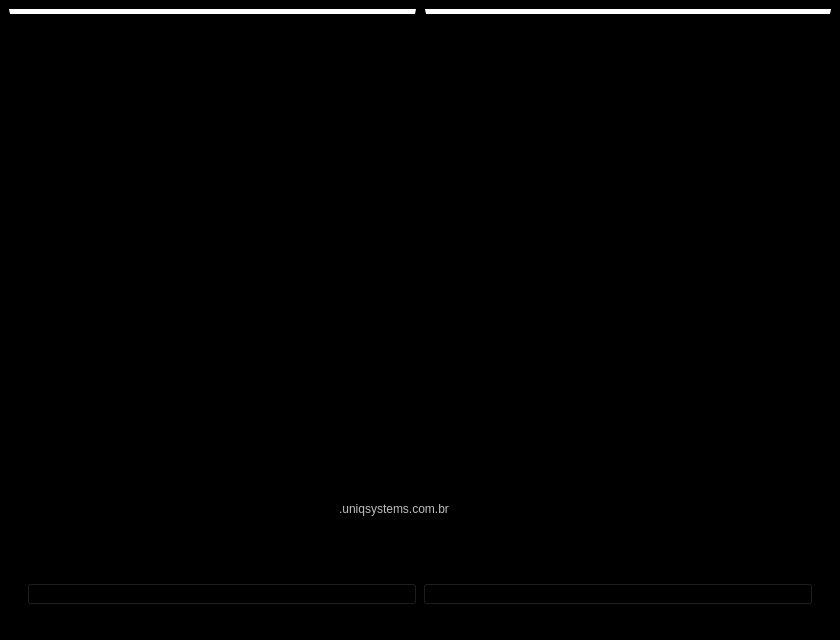
The window that desktop/windows/form_establishment/form_estabelecimento.ui (hnmcano/unique) describes before a commit, drawn with Qt 5.
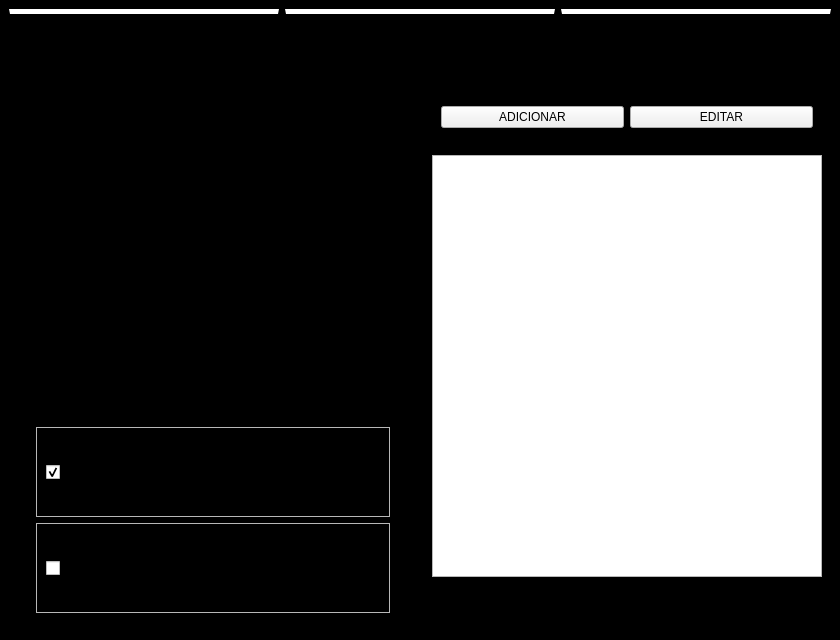
The same window after the commit. The open tabs and pages were chosen to show the change.

Commit message: Atualização tabela de horarios e redirecionamento whatsapp

Patch:
```diff
--- a/desktop/windows/form_establishment/form_estabelecimento.ui
+++ b/desktop/windows/form_establishment/form_estabelecimento.ui
@@ -26,7 +26,21 @@
    <string>MainWindow</string>
   </property>
   <property name="styleSheet">
-   <string notr="true">background-color: black;</string>
+   <string notr="true">#centralwidget{
+	background-color: black;
+}
+
+#centralwidget #page{
+	background-color: black;
+}
+
+#centralwidget #page_3{
+	background-color: black;
+}
+
+#centralwidget #page_2{
+	background-color: black;
+}</string>
   </property>
   <widget class="QWidget" name="centralwidget">
    <layout class="QVBoxLayout" name="verticalLayout">
@@ -73,21 +87,6 @@
 }</string>
       </property>
       <layout class="QHBoxLayout" name="horizontalLayout_9">
-       <property name="spacing">
-        <number>9</number>
-       </property>
-       <property name="leftMargin">
-        <number>9</number>
-       </property>
-       <property name="topMargin">
-        <number>9</number>
-       </property>
-       <property name="rightMargin">
-        <number>9</number>
-       </property>
-       <property name="bottomMargin">
-        <number>9</number>
-       </property>
        <item>
         <widget class="QPushButton" name="btn_informacoes">
          <property name="sizePolicy">
@@ -114,6 +113,19 @@
          </property>
         </widget>
        </item>
+       <item>
+        <widget class="QPushButton" name="btn_horarios_config">
+         <property name="sizePolicy">
+          <sizepolicy hsizetype="Expanding" vsizetype="Expanding">
+           <horstretch>0</horstretch>
+           <verstretch>0</verstretch>
+          </sizepolicy>
+         </property>
+         <property name="text">
+          <string>HORARIOS E CONFIGURAÇÕES</string>
+         </property>
+        </widget>
+       </item>
       </layout>
      </widget>
     </item>
@@ -133,7 +145,7 @@
               <item>
                <widget class="QFrame" name="frame">
                 <property name="frameShape">
-                 <enum>QFrame::Shape::StyledPanel</enum>
+                 <enum>QFrame::Shape::NoFrame</enum>
                 </property>
                 <property name="frameShadow">
                  <enum>QFrame::Shadow::Raised</enum>
@@ -977,6 +989,325 @@
         </item>
        </layout>
       </widget>
+      <widget class="QWidget" name="page_3">
+       <layout class="QHBoxLayout" name="horizontalLayout_15">
+        <item>
+         <widget class="QWidget" name="widget_25" native="true">
+          <property name="maximumSize">
+           <size>
+            <width>410</width>
+            <height>575</height>
+           </size>
+          </property>
+          <layout class="QHBoxLayout" name="horizontalLayout_16">
+           <item>
+            <widget class="QFrame" name="frame_2">
+             <property name="frameShape">
+              <enum>QFrame::Shape::NoFrame</enum>
+             </property>
+             <property name="frameShadow">
+              <enum>QFrame::Shadow::Raised</enum>
+             </property>
+             <layout class="QVBoxLayout" name="verticalLayout_15">
+              <item>
+               <widget class="QWidget" name="widget_34" native="true"/>
+              </item>
+              <item>
+               <widget class="QWidget" name="widget_33" native="true"/>
+              </item>
+              <item>
+               <widget class="QWidget" name="widget_32" native="true">
+                <property name="minimumSize">
+                 <size>
+                  <width>0</width>
+                  <height>210</height>
+                 </size>
+                </property>
+                <property name="maximumSize">
+                 <size>
+                  <width>16777215</width>
+                  <height>210</height>
+                 </size>
+                </property>
+                <layout class="QVBoxLayout" name="verticalLayout_16">
+                 <property name="topMargin">
+                  <number>0</number>
+                 </property>
+                 <property name="bottomMargin">
+                  <number>0</number>
+                 </property>
+                 <item>
+                  <widget class="QWidget" name="widget_35" native="true">
+                   <property name="maximumSize">
+                    <size>
+                     <width>16777215</width>
+                     <height>35</height>
+                    </size>
+                   </property>
+                   <property name="styleSheet">
+                    <string notr="true"/>
+                   </property>
+                   <layout class="QVBoxLayout" name="verticalLayout_17">
+                    <property name="spacing">
+                     <number>0</number>
+                    </property>
+                    <property name="leftMargin">
+                     <number>0</number>
+                    </property>
+                    <property name="topMargin">
+                     <number>0</number>
+                    </property>
+                    <property name="rightMargin">
+                     <number>0</number>
+                    </property>
+                    <property name="bottomMargin">
+                     <number>0</number>
+                    </property>
+                    <item>
+                     <widget class="QLabel" name="label_10">
+                      <property name="text">
+                       <string>Configurações de Canal - Pedidos</string>
+                      </property>
+                     </widget>
+                    </item>
+                   </layout>
+                  </widget>
+                 </item>
+                 <item>
+                  <widget class="QFrame" name="frame_3">
+                   <property name="sizePolicy">
+                    <sizepolicy hsizetype="Expanding" vsizetype="Fixed">
+                     <horstretch>0</horstretch>
+                     <verstretch>0</verstretch>
+                    </sizepolicy>
+                   </property>
+                   <property name="minimumSize">
+                    <size>
+                     <width>0</width>
+                     <height>90</height>
+                    </size>
+                   </property>
+                   <property name="maximumSize">
+                    <size>
+                     <width>16777215</width>
+                     <height>90</height>
+                    </size>
+                   </property>
+                   <property name="frameShape">
+                    <enum>QFrame::Shape::StyledPanel</enum>
+                   </property>
+                   <property name="frameShadow">
+                    <enum>QFrame::Shadow::Raised</enum>
+                   </property>
+                   <layout class="QHBoxLayout" name="horizontalLayout_19">
+                    <item>
+                     <widget class="QCheckBox" name="unique">
+                      <property name="sizePolicy">
+                       <sizepolicy hsizetype="Fixed" vsizetype="Expanding">
+                        <horstretch>0</horstretch>
+                        <verstretch>0</verstretch>
+                       </sizepolicy>
+                      </property>
+                      <property name="text">
+                       <string/>
+                      </property>
+                      <property name="checked">
+                       <bool>true</bool>
+                      </property>
+                      <property name="tristate">
+                       <bool>false</bool>
+                      </property>
+                     </widget>
+                    </item>
+                    <item>
+                     <widget class="QLabel" name="label_18">
+                      <property name="text">
+                       <string>Ao selecionar está opção os atendimento realizados pelo catalago a online, passam a ser redirecionados para o sistema UNIQUE</string>
+                      </property>
+                      <property name="scaledContents">
+                       <bool>false</bool>
+                      </property>
+                      <property name="wordWrap">
+                       <bool>true</bool>
+                      </property>
+                     </widget>
+                    </item>
+                   </layout>
+                  </widget>
+                 </item>
+                 <item>
+                  <widget class="QFrame" name="frame_4">
+                   <property name="sizePolicy">
+                    <sizepolicy hsizetype="Expanding" vsizetype="Preferred">
+                     <horstretch>0</horstretch>
+                     <verstretch>0</verstretch>
+                    </sizepolicy>
+                   </property>
+                   <property name="minimumSize">
+                    <size>
+                     <width>0</width>
+                     <height>90</height>
+                    </size>
+                   </property>
+                   <property name="maximumSize">
+                    <size>
+                     <width>16777215</width>
+                     <height>90</height>
+                    </size>
+                   </property>
+                   <property name="frameShape">
+                    <enum>QFrame::Shape::StyledPanel</enum>
+                   </property>
+                   <property name="frameShadow">
+                    <enum>QFrame::Shadow::Raised</enum>
+                   </property>
+                   <layout class="QHBoxLayout" name="horizontalLayout_20">
+                    <item>
+                     <widget class="QCheckBox" name="whatsapp">
+                      <property name="sizePolicy">
+                       <sizepolicy hsizetype="Fixed" vsizetype="Expanding">
+                        <horstretch>0</horstretch>
+                        <verstretch>0</verstretch>
+                       </sizepolicy>
+                      </property>
+                      <property name="text">
+                       <string/>
+                      </property>
+                      <property name="tristate">
+                       <bool>false</bool>
+                      </property>
+                     </widget>
+                    </item>
+                    <item>
+                     <widget class="QLabel" name="label_19">
+                      <property name="text">
+                       <string>Ao selecionar está opção os atendimento realizados pelo catalago a online, passam a ser redirecionados para o WhatsApp</string>
+                      </property>
+                      <property name="wordWrap">
+                       <bool>true</bool>
+                      </property>
+                     </widget>
+                    </item>
+                   </layout>
+                  </widget>
+                 </item>
+                </layout>
+               </widget>
+              </item>
+             </layout>
+            </widget>
+           </item>
+          </layout>
+         </widget>
+        </item>
+        <item>
+         <widget class="QWidget" name="widget_26" native="true">
+          <property name="maximumSize">
+           <size>
+            <width>410</width>
+            <height>575</height>
+           </size>
+          </property>
+          <layout class="QVBoxLayout" name="verticalLayout_13">
+           <property name="spacing">
+            <number>0</number>
+           </property>
+           <property name="leftMargin">
+            <number>0</number>
+           </property>
+           <property name="topMargin">
+            <number>0</number>
+           </property>
+           <property name="rightMargin">
+            <number>0</number>
+           </property>
+           <property name="bottomMargin">
+            <number>0</number>
+           </property>
+           <item>
+            <widget class="QWidget" name="widget_27" native="true">
+             <property name="minimumSize">
+              <size>
+               <width>0</width>
+               <height>0</height>
+              </size>
+             </property>
+             <property name="maximumSize">
+              <size>
+               <width>16777215</width>
+               <height>90</height>
+              </size>
+             </property>
+             <layout class="QVBoxLayout" name="verticalLayout_14">
+              <item>
+               <widget class="QWidget" name="widget_30" native="true"/>
+              </item>
+              <item>
+               <widget class="QWidget" name="widget_31" native="true">
+                <layout class="QHBoxLayout" name="horizontalLayout_18">
+                 <item>
+                  <widget class="QPushButton" name="btn_adicionar">
+                   <property name="text">
+                    <string>ADICIONAR</string>
+                   </property>
+                  </widget>
+                 </item>
+                 <item>
+                  <widget class="QPushButton" name="btn_editar">
+                   <property name="text">
+                    <string>EDITAR</string>
+                   </property>
+                  </widget>
+                 </item>
+                </layout>
+               </widget>
+              </item>
+             </layout>
+            </widget>
+           </item>
+           <item>
+            <widget class="QWidget" name="widget_28" native="true">
+             <property name="sizePolicy">
+              <sizepolicy hsizetype="Expanding" vsizetype="Preferred">
+               <horstretch>0</horstretch>
+               <verstretch>0</verstretch>
+              </sizepolicy>
+             </property>
+             <property name="maximumSize">
+              <size>
+               <width>410</width>
+               <height>440</height>
+              </size>
+             </property>
+             <layout class="QHBoxLayout" name="horizontalLayout_17">
+              <item>
+               <widget class="QTableWidget" name="tableWidget">
+                <property name="sizePolicy">
+                 <sizepolicy hsizetype="Ignored" vsizetype="Expanding">
+                  <horstretch>0</horstretch>
+                  <verstretch>0</verstretch>
+                 </sizepolicy>
+                </property>
+               </widget>
+              </item>
+             </layout>
+            </widget>
+           </item>
+           <item>
+            <widget class="QWidget" name="widget_29" native="true">
+             <property name="maximumSize">
+              <size>
+               <width>16777215</width>
+               <height>45</height>
+              </size>
+             </property>
+            </widget>
+           </item>
+          </layout>
+         </widget>
+        </item>
+       </layout>
+      </widget>
      </widget>
     </item>
    </layout>
```
The commit also changes 5 other files.
